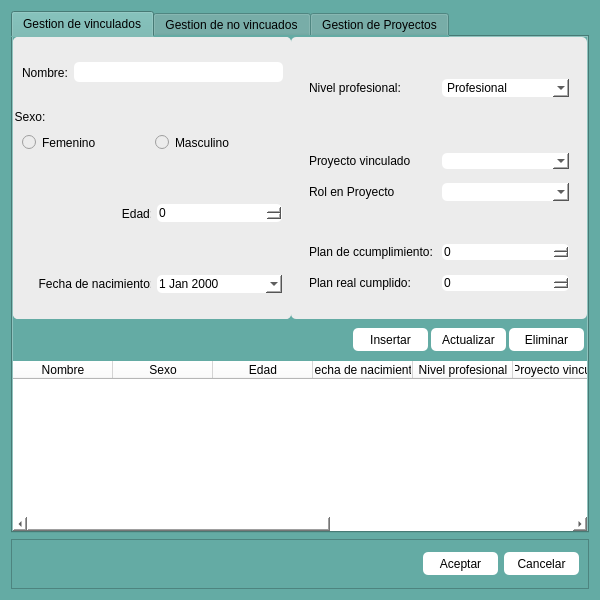
Above: Sistema de nominas/Vista/UI/gestionar.ui from Reynier2020/Sistema_nominas before the change. Below: the same form after it.
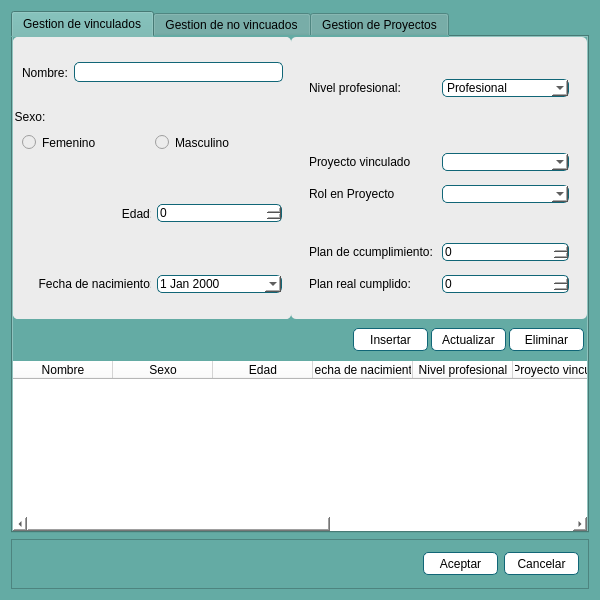
That is the form after the change. The open tabs and pages were chosen to show the change.

```diff
--- a/Sistema de nominas/Vista/UI/gestionar.ui
+++ b/Sistema de nominas/Vista/UI/gestionar.ui
@@ -34,6 +34,20 @@
      <property name="focusPolicy">
       <enum>Qt::ClickFocus</enum>
      </property>
+     <property name="styleSheet">
+      <string notr="true">QLineEdit{
+border:1px solid #167;}
+QPushButton{
+border:1px solid #167;}
+QComboBox{
+border:1px solid #167;}
+QSpinBox{
+border:1px solid #167;}
+QDoubleSpinBox{
+border:1px solid #167;}
+QDateEdit{
+border:1px solid #167;}</string>
+     </property>
      <property name="currentIndex">
       <number>2</number>
      </property>
@@ -1656,6 +1670,11 @@
        <height>50</height>
       </size>
      </property>
+     <property name="styleSheet">
+      <string notr="true">QPushButton{
+border:1px solid #167;}
+</string>
+     </property>
      <property name="frameShape">
       <enum>QFrame::StyledPanel</enum>
      </property>
```
Left out of the diff: 9 changed lines with no effect on the pictures.
